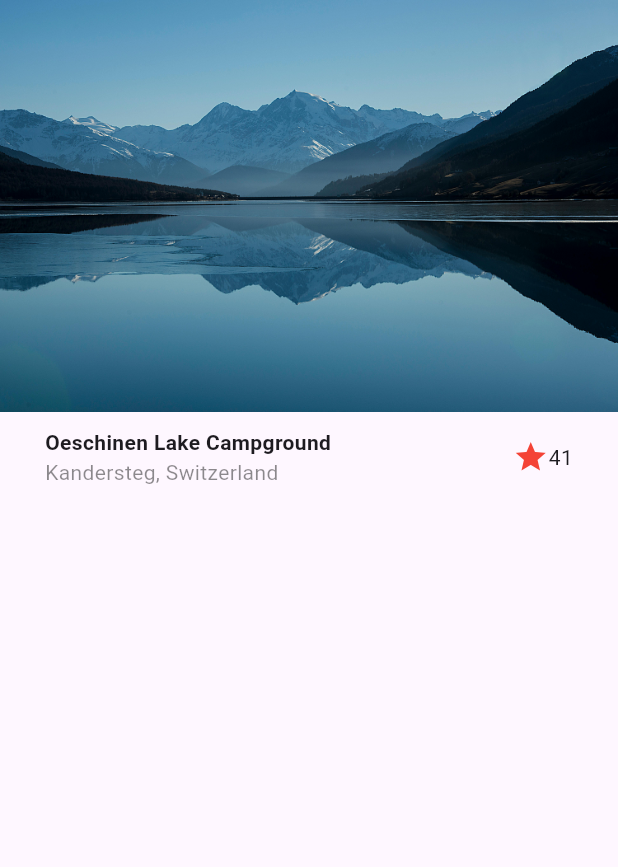
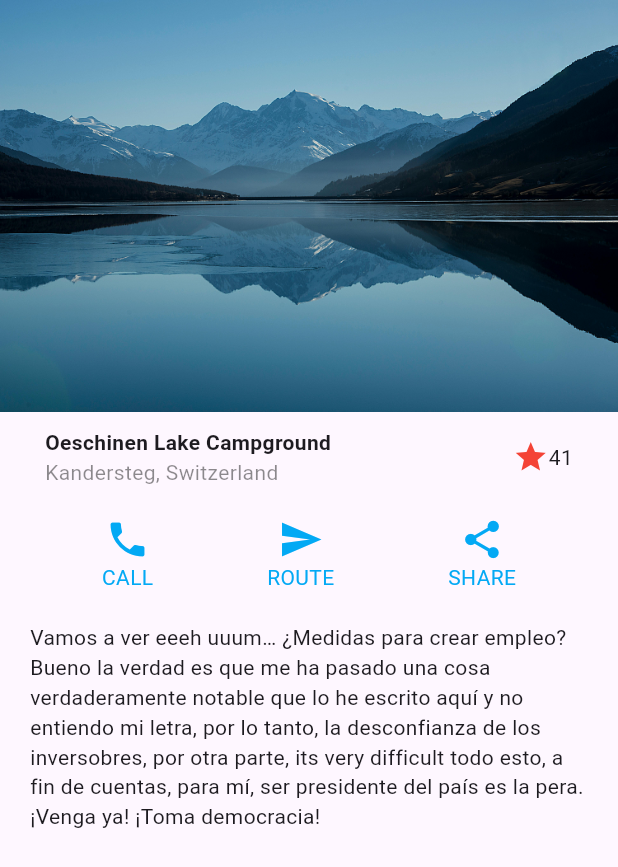
Before and after one commit to Carlo10K/fl_designs, a Flutter app: the screen it shows after launch, on a phone screen of 412 x 824 dp. Shown: the top 867 px of the screen. Run offline on Flutter 3.47's test engine with Material 3 defaults, Android fonts, the light colour scheme and no system bars.

Commit message:
basic design terminado

```diff
--- a/lib/screens/basic_design.dart
+++ b/lib/screens/basic_design.dart
@@ -6,9 +6,18 @@ class BasicDesignsScreen extends StatelessWidget {
 
   @override
   Widget build(BuildContext context) {
-    return const Scaffold(
+    return Scaffold(
       body: Column(
-        children: [Image(image: AssetImage('assets/landscape.jpg')), Title()],
+        children: [
+          const Image(image: AssetImage('assets/landscape.jpg')),
+          const Title(),
+          const _BottomSection(),
+          Container(
+            margin: const EdgeInsets.symmetric(horizontal: 20, vertical: 10),
+            child: const Text(
+                'Vamos a ver eeeh uuum… ¿Medidas para crear empleo? Bueno la verdad es que me ha pasado una cosa verdaderamente notable que lo he escrito aquí y no entiendo mi letra, por lo tanto, la desconfianza de los inversobres, por otra parte, its very difficult todo esto, a fin de cuentas, para mí, ser presidente del país es la pera. ¡Venga ya! ¡Toma democracia!'),
+          )
+        ],
       ),
     );
   }
@@ -49,3 +58,52 @@ class Title extends StatelessWidget {
     );
   }
 }
+
+class _BottomSection extends StatelessWidget {
+  const _BottomSection({
+    super.key,
+  });
+
+  @override
+  Widget build(BuildContext context) {
+    return Container(
+      margin: const EdgeInsets.symmetric(vertical: 10, horizontal: 30),
+      child: const Row(
+        mainAxisAlignment: MainAxisAlignment.spaceAround,
+        children: [
+          BottomItem(icon: Icons.phone, text: 'CALL'),
+          BottomItem(icon: Icons.send, text: 'ROUTE'),
+          BottomItem(icon: Icons.share, text: 'SHARE'),
+        ],
+      ),
+    );
+  }
+}
+
+class BottomItem extends StatelessWidget {
+  final IconData icon;
+  final String text;
+
+  const BottomItem({
+    super.key,
+    required this.icon,
+    required this.text,
+  });
+
+  @override
+  Widget build(BuildContext context) {
+    return Column(
+      children: [
+        Icon(
+          icon,
+          color: Colors.lightBlue,
+          size: 30,
+        ),
+        Text(
+          text,
+          style: const TextStyle(color: Colors.lightBlue),
+        )
+      ],
+    );
+  }
+}
```
